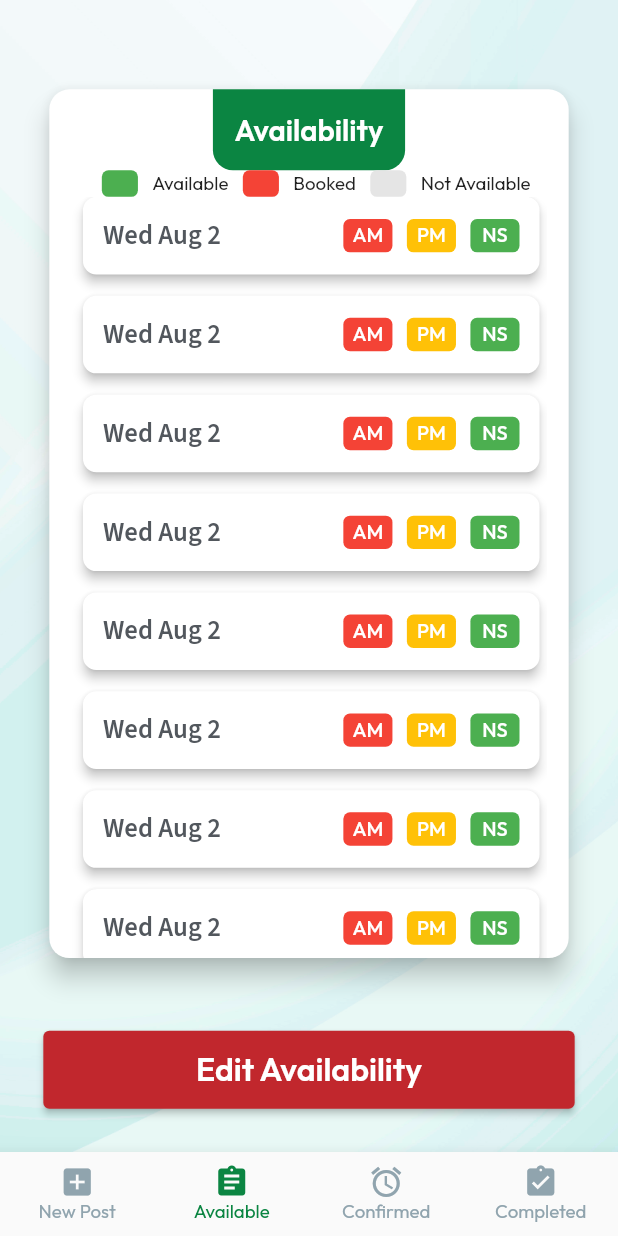
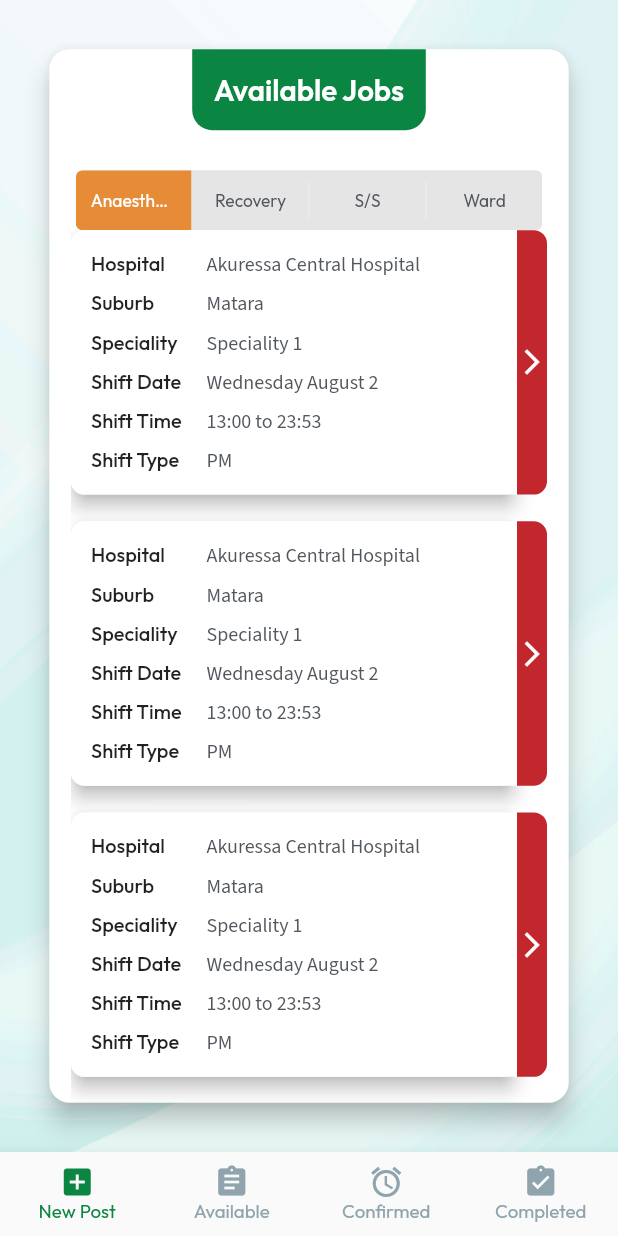
Before and after one commit to dnadawa/TOP, a Flutter app: the screen it shows after launch, swiped to page 2, on a phone screen of 412 x 824 dp. Run offline on Flutter 3.47's test engine with Material 2 defaults, Android fonts, the phone set to English and light mode, and no system bars; drawn by our look-alikes of toggle_switch; our stand-ins replace flutter_screenutil, fluttertoast, google_fonts, signature, table_calendar.

Commit message:
Complete available, confirmed and completed jobs ui

```diff
--- a/lib/constants.dart
+++ b/lib/constants.dart
@@ -5,3 +5,6 @@ final kRed = Color(0xffC1272D);
 final kDisabled = Color(0xff90A4AE);
 final kDisabledSecondary = Color(0xffE5E5E5);
 final kGreyText = Color(0xff52575D);
+final kOrange = Color(0xffE68C36);
+
+enum JobStatus {Confirmed, Available, Completed}
--- /dev/null
+++ b/lib/views/hospital/hospital_jobs.dart
@@ -0,0 +1,117 @@
+import 'package:flutter/cupertino.dart';
+import 'package:flutter/material.dart';
+import 'package:flutter_screenutil/flutter_screenutil.dart';
+import 'package:google_fonts/google_fonts.dart';
+import 'package:toggle_switch/toggle_switch.dart';
+import 'package:top/constants.dart';
+import 'package:top/views/edit_availability.dart';
+import 'package:top/views/single_timesheet.dart';
+import 'package:top/widgets/availability_tile.dart';
+import 'package:top/widgets/backdrop.dart';
+import 'package:top/widgets/button.dart';
+import 'package:top/widgets/heading_card.dart';
+import 'package:top/widgets/shift_tile.dart';
+
+class HospitalJobs extends StatelessWidget {
+  final JobStatus status;
+
+  const HospitalJobs({super.key, required this.status});
+
+  @override
+  Widget build(BuildContext context) {
+    return Scaffold(
+      body: Backdrop(
+        child: Padding(
+          padding: EdgeInsets.all(30.w),
+          child: Column(
+            children: [
+              SizedBox(height: ScreenUtil().statusBarHeight),
+
+              Expanded(
+                child: HeadingCard(
+                  title: "${status.name} Jobs",
+                  child: Expanded(
+                    child: Column(
+                      children: [
+                        SizedBox(height: 30.h),
+
+                        //filter
+                        Padding(
+                          padding: EdgeInsets.symmetric(horizontal: 15.w),
+                          child: ToggleSwitch(
+                            initialLabelIndex: 0,
+                            activeFgColor: Colors.white,
+                            inactiveBgColor: kDisabledSecondary,
+                            inactiveFgColor: kGreyText,
+                            totalSwitches: 4,
+                            labels: ['Anaesthetic', 'Recovery', 'S/S', 'Ward'],
+                            fontSize: 13.sp,
+                            activeBgColor: [kOrange],
+                            cornerRadius: 5.r,
+                            animate: true,
+                            animationDuration: 200,
+                            curve: Curves.easeIn,
+                            minWidth: 80.w,
+                            onToggle: (index) async {},
+                          ),
+                        ),
+
+                        //jobs
+                        Expanded(
+                          child: Padding(
+                            padding: EdgeInsets.symmetric(horizontal: 15.w),
+                            child: ListView.builder(
+                              physics: BouncingScrollPhysics(),
+                              itemCount: 4,
+                              itemBuilder: (context, i) => Padding(
+                                padding: EdgeInsets.only(bottom: 20.h),
+                                child: GestureDetector(
+                                  onTap: () {},
+                                  child: IntrinsicHeight(
+                                    child: Row(
+                                      crossAxisAlignment: CrossAxisAlignment.stretch,
+                                      children: [
+                                        Expanded(
+                                          child: ShiftTile(
+                                            hospital: 'Akuressa Central Hospital',
+                                            suburb: 'Matara',
+                                            shiftType: "PM",
+                                            shiftTime: "13:00 to 23:53",
+                                            shiftDate: 'Wednesday August 2',
+                                            specialty: 'Speciality 1',
+                                            showBackStrip: true,
+                                          ),
+                                        ),
+                                        Container(
+                                          decoration: BoxDecoration(
+                                            color: kRed,
+                                            borderRadius: BorderRadius.horizontal(right: Radius.circular(10.r)),
+                                          ),
+                                          child: SizedBox(
+                                            child: Icon(
+                                              Icons.arrow_forward_ios,
+                                              color: Colors.white,
+                                              size: 20,
+                                            ),
+                                          ),
+                                        )
+                                      ],
+                                    ),
+                                  ),
+                                ),
+                              ),
+                            ),
+                          ),
+                        ),
+                      ],
+                    ),
+                  ),
+                ),
+              ),
+            ],
+          ),
+        ),
+      ),
+    );
+  }
+}
--- a/lib/views/hospital/hospital_page_selector.dart
+++ b/lib/views/hospital/hospital_page_selector.dart
@@ -3,29 +3,29 @@ import 'package:flutter_screenutil/flutter_screenutil.dart';
 import 'package:top/constants.dart';
 import 'package:top/views/availability.dart';
 import 'package:top/views/home.dart';
+import 'package:top/views/hospital/hospital_jobs.dart';
 import 'package:top/views/hospital/hospital_new_post.dart';
 import 'package:top/views/my_shifts.dart';
 import 'package:top/views/released_shifts.dart';
 import 'package:top/views/timesheets.dart';
 
 class HospitalPageSelector extends StatefulWidget {
-
   @override
   State<HospitalPageSelector> createState() => _HospitalPageSelectorState();
 }
 
 class _HospitalPageSelectorState extends State<HospitalPageSelector> {
   final PageController controller = PageController();
-  int currentIndex = 0;
+  int tabIndex = 0;
 
   @override
-  void initState(){
+  void initState() {
     super.initState();
-    if(mounted){
-      controller.addListener(() {
-        setState(() => currentIndex = controller.page!.toInt());
-      });
-    }
+    // if(mounted){
+    //   controller.addListener(() {
+    //     setState(() => currentIndex = controller.page!.toInt());
+    //   });
+    // }
   }
 
   @override
@@ -36,12 +36,17 @@ class _HospitalPageSelectorState extends State<HospitalPageSelector> {
         physics: NeverScrollableScrollPhysics(),
         children: [
           HospitalNewPost(),
-          Availability(),
-          MyShifts(),
-          ReleasedShifts(),
+          HospitalJobs(
+            status: tabIndex == 1
+                ? JobStatus.Available
+                : tabIndex == 2
+                    ? JobStatus.Confirmed
+                    : tabIndex == 3
+                        ? JobStatus.Completed
+                        : JobStatus.Available,
+          ),
         ],
       ),
-
       bottomNavigationBar: BottomNavigationBar(
         selectedItemColor: kGreen,
         unselectedItemColor: kDisabled,
@@ -49,9 +54,24 @@ class _HospitalPageSelectorState extends State<HospitalPageSelector> {
         selectedLabelStyle: TextStyle(fontSize: 14.sp, fontWeight: FontWeight.w400),
         unselectedLabelStyle: TextStyle(fontSize: 14.sp, fontWeight: FontWeight.w400),
         type: BottomNavigationBarType.fixed,
-        currentIndex: currentIndex,
-        onTap: (index){
-          controller.animateToPage(index, duration: Duration(milliseconds: 100), curve: Curves.easeInOut);
+        currentIndex: tabIndex,
+        onTap: (index) {
+          setState(() {
+            tabIndex = index;
+          });
+          if (tabIndex == 0) {
+            controller.animateToPage(
+              0,
+              duration: Duration(milliseconds: 100),
+              curve: Curves.easeInOut,
+            );
+          } else {
+            controller.animateToPage(
+              1,
+              duration: Duration(milliseconds: 100),
+              curve: Curves.easeInOut,
+            );
+          }
         },
         items: [
           BottomNavigationBarItem(icon: Icon(Icons.add_box), label: 'New Post'),
--- a/pubspec.yaml
+++ b/pubspec.yaml
@@ -40,6 +40,7 @@ dependencies:
   google_fonts: ^3.0.1
   table_calendar: ^3.0.6
   signature: ^5.1.0
+  toggle_switch: ^2.0.1
 
 dev_dependencies:
   flutter_test:
```
Also changed, not shown: pubspec.lock.
